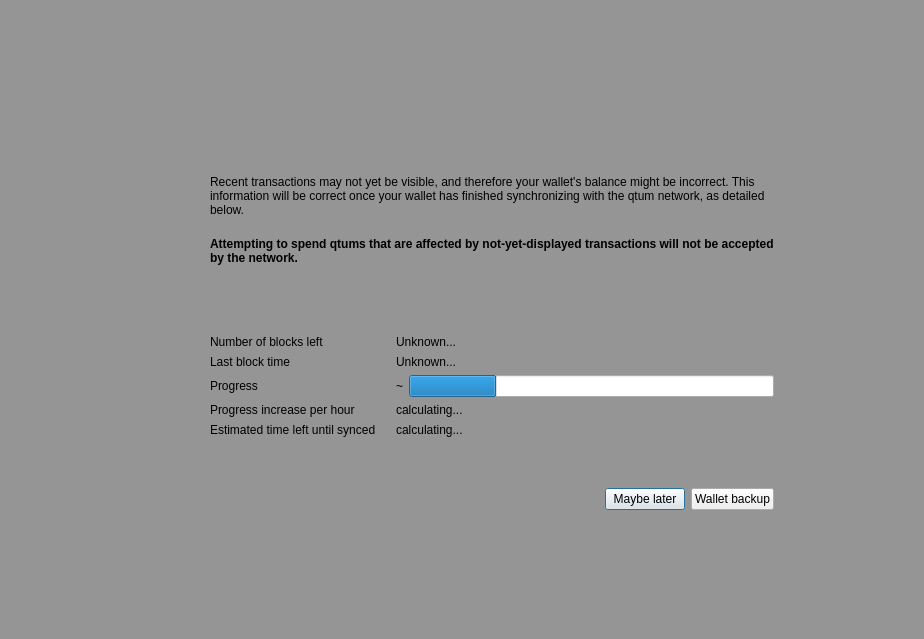
First picture: the form in src/qt/forms/modaloverlay.ui, repository equitypay/eqpay, before the edit.
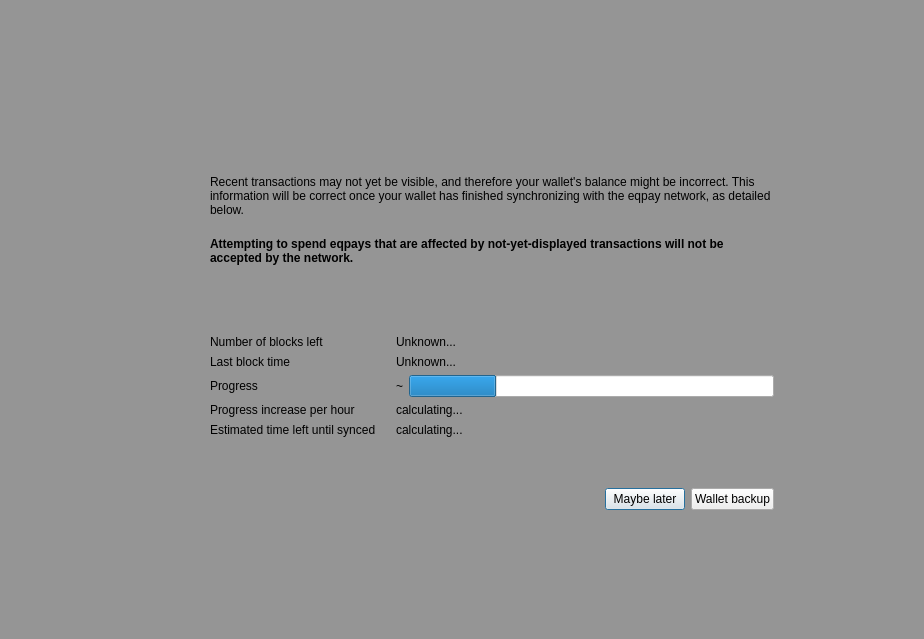
Second picture: the form after the edit.

Commit message: Rename Qtum -> EqPay

Patch:
```diff
--- a/src/qt/forms/modaloverlay.ui
+++ b/src/qt/forms/modaloverlay.ui
@@ -158,7 +158,7 @@
                  <item>
                   <widget class="QLabel" name="infoText">
                    <property name="text">
-                    <string>Recent transactions may not yet be visible, and therefore your wallet's balance might be incorrect. This information will be correct once your wallet has finished synchronizing with the qtum network, as detailed below.</string>
+                    <string>Recent transactions may not yet be visible, and therefore your wallet's balance might be incorrect. This information will be correct once your wallet has finished synchronizing with the eqpay network, as detailed below.</string>
                    </property>
                    <property name="textFormat">
                     <enum>Qt::RichText</enum>
@@ -177,7 +177,7 @@
                     </font>
                    </property>
                    <property name="text">
-                    <string>Attempting to spend qtums that are affected by not-yet-displayed transactions will not be accepted by the network.</string>
+                    <string>Attempting to spend eqpays that are affected by not-yet-displayed transactions will not be accepted by the network.</string>
                    </property>
                    <property name="textFormat">
                     <enum>Qt::RichText</enum>
```
The commit also changes 542 other files.
